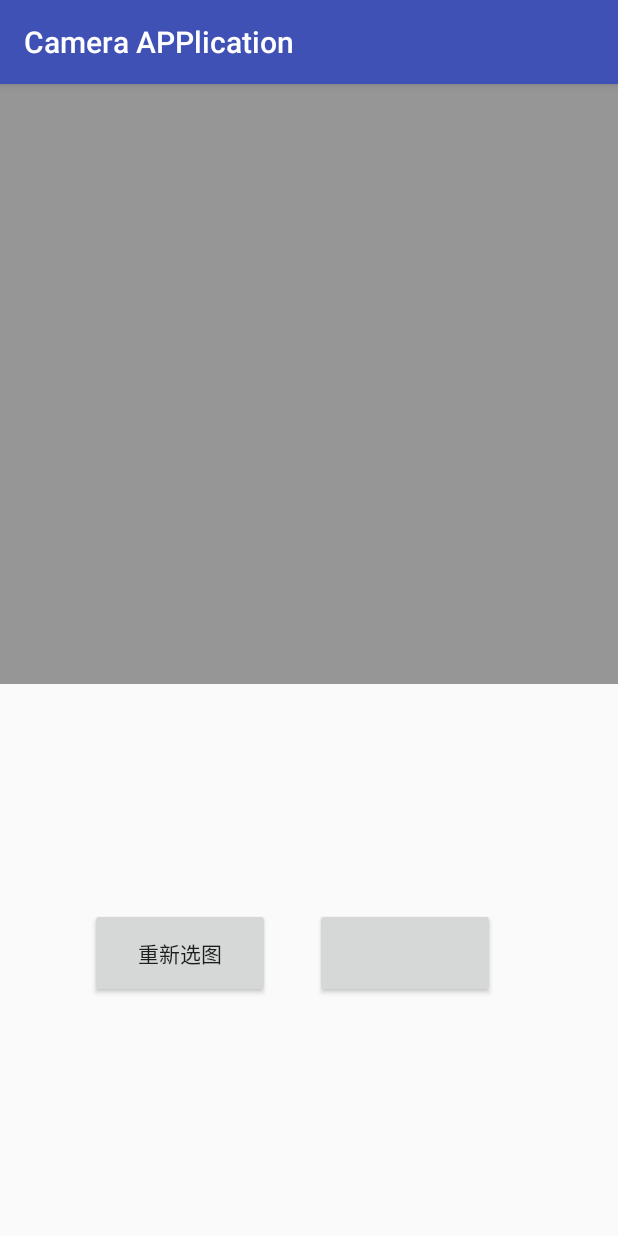
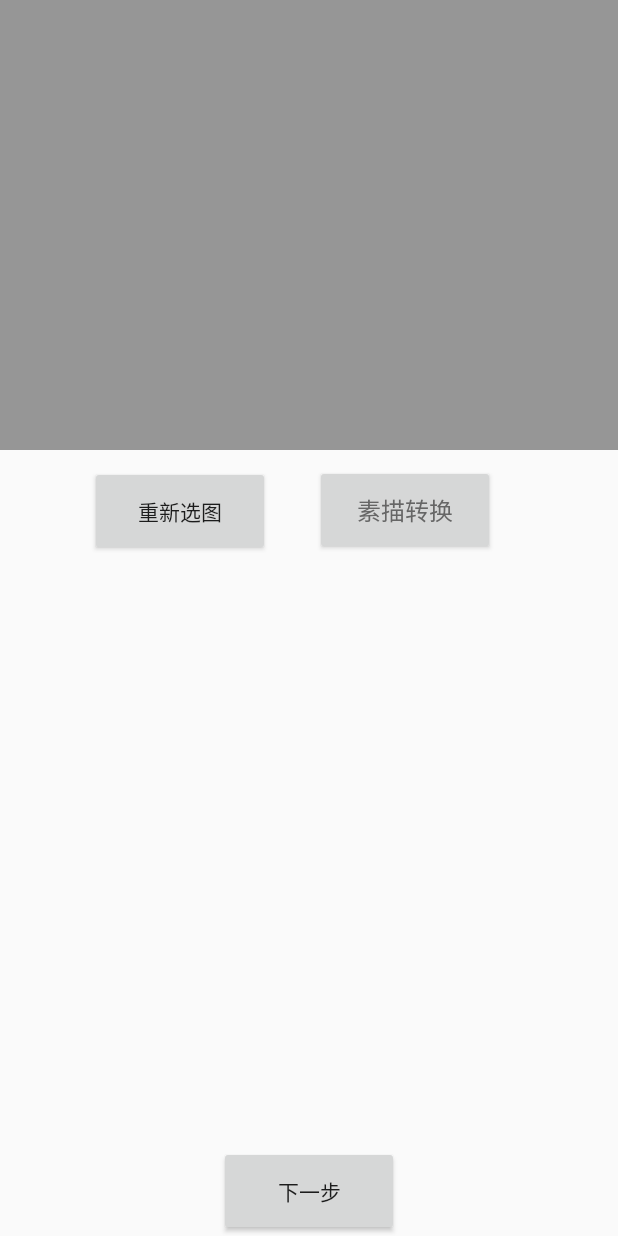
Before and after one commit to metheway/android-prototype, an Android app: the Activity_camera screen opened directly, with no data from a screen before it, on a phone screen of 412 x 824 dp. Run offline under Robolectric (Android 15) with nearby library versions, the phone set to English and light mode, and no system bars; 3 statements that could not run were skipped.

Commit message:
改了改布局并去除里难看的标题框

```diff
--- a/ourapplication/app/src/main/AndroidManifest.xml
+++ b/ourapplication/app/src/main/AndroidManifest.xml
@@ -45,6 +45,9 @@
         <activity android:name=".MainActivity"
             android:exported="true"
             ></activity>
+        <activity android:name=".ResultActivity"
+            android:theme="@android:style/Theme.NoTitleBar"></activity>
+
     </application>
 
 </manifest>
--- a/ourapplication/app/src/main/java/com/example/ourapplication/Activity_camera.java
+++ b/ourapplication/app/src/main/java/com/example/ourapplication/Activity_camera.java
@@ -37,8 +37,9 @@ public class Activity_camera extends AppCompatActivity {
     protected void onCreate(Bundle savedInstanceState) {
         super.onCreate(savedInstanceState);
         setContentView(R.layout.activity_camera);
-        Button takePhoto = (Button) findViewById(R.id.back_button);
+        Button retakePhoto = (Button) findViewById(R.id.back_button);
         Button transform = (Button) findViewById(R.id.transform);
+        Button camera_next = (Button)findViewById(R.id.camrea_next);
         //find two buttons we need ,the takePhoto and transform
 
         clipPhotoUri = Uri.parse(getIntent().getStringExtra("photoUri"));
@@ -58,7 +59,23 @@ public class Activity_camera extends AppCompatActivity {
                 new ConvertTask().execute(new Integer[] { TYPE_CONVERT, radius });
             }
         });
+        retakePhoto.setOnClickListener(new View.OnClickListener() {
+            @Override
+            public void onClick(View v) {
+                Intent camera_back = new Intent(Activity_camera.this,MainActivity.class);
+                startActivity(camera_back);
+                finish();
+            }
+        });
 
+        camera_next.setOnClickListener(new View.OnClickListener() {
+            @Override
+            public void onClick(View v) {
+                Intent cemera_next = new Intent(Activity_camera.this,ResultActivity.class);
+                startActivity(cemera_next);
+                finish();
+            }
+        });
 
 
     }
--- a/ourapplication/app/src/main/java/com/example/ourapplication/MainActivity.java
+++ b/ourapplication/app/src/main/java/com/example/ourapplication/MainActivity.java
@@ -78,7 +78,7 @@ public class MainActivity extends AppCompatActivity {
 
 
         Button photo = (Button)findViewById(R.id.Photo_main);
-        Button picture = (Button)findViewById(R.id.Pictur_main);
+        Button picture = (Button)findViewById(R.id.Picture_main);
         //两个按钮，一个是照相，一个是相册
         createFile();
         photo.setOnClickListener(new View.OnClickListener() {
--- a/ourapplication/app/src/main/res/layout/activity_camera.xml
+++ b/ourapplication/app/src/main/res/layout/activity_camera.xml
@@ -11,31 +11,37 @@
     <LinearLayout
         android:id="@+id/camera_photo"
         android:layout_width="match_parent"
-        android:layout_height="400dp"
+        android:layout_height="300dp"
         app:layout_constraintEnd_toEndOf="parent"
         app:layout_constraintStart_toStartOf="parent"
         app:layout_constraintTop_toTopOf="parent">
 
         <ImageView
             android:id="@+id/picture"
+            android:layout_centerHorizontal="true"
+            android:scaleType="fitXY"
+            android:layout_width="fill_parent"
+            android:layout_height="fill_parent"
+            android:background="#66000000"
 
-            android:background="#66000000"
-            android:layout_width="match_parent"
-            android:layout_height="match_parent"
-            android:scaleType="matrix"
-            android:layout_gravity="center_horizontal" />
+            android:layout_gravity="center_horizontal"/>
+        <!--android:layout_width="match_parent"-->
+        <!--android:layout_height="match_parent"-->
+        <!--android:scaleType="matrix"-->/>
     </LinearLayout>
 
     <LinearLayout
         android:id="@+id/camera_button"
         android:layout_width="match_parent"
         android:layout_height="60dp"
+        android:layout_marginTop="10dp"
         android:layout_marginBottom="20dp"
-        android:layout_marginTop="10dp"
         app:layout_constraintBottom_toBottomOf="parent"
         app:layout_constraintEnd_toEndOf="parent"
+        app:layout_constraintHorizontal_bias="1.0"
         app:layout_constraintStart_toStartOf="parent"
-        app:layout_constraintTop_toBottomOf="@id/camera_photo">
+        app:layout_constraintTop_toBottomOf="@id/camera_photo"
+        app:layout_constraintVertical_bias="0.0">
 
         <Button
             android:id="@+id/back_button"
@@ -49,9 +55,23 @@
             android:layout_width="120dp"
             android:layout_height="60dp"
             android:layout_marginLeft="30dp"
+            android:text="素描转换"
             android:textColor="#666666"
             android:textSize="16sp"
             app:layout_constraintStart_toEndOf="@id/back_button" />
+
+    </LinearLayout>
+    <LinearLayout
+        android:layout_width="match_parent"
+        android:layout_height="60dp"
+        app:layout_constraintBottom_toBottomOf="parent"
+        app:layout_constraintEnd_toEndOf="parent"
+        android:gravity="center_horizontal">
+        <Button
+            android:id="@+id/camrea_next"
+            android:layout_width="120dp"
+            android:layout_height="60dp"
+            android:text = "下一步"/>
     </LinearLayout>
 
 
--- a/ourapplication/app/src/main/res/layout/activity_result.xml
+++ b/ourapplication/app/src/main/res/layout/activity_result.xml
@@ -4,7 +4,7 @@
     xmlns:tools="http://schemas.android.com/tools"
     android:layout_width="match_parent"
     android:layout_height="match_parent"
-    tools:context="com.example.lenovo.cameraapplication.ResultActivity">
+    tools:context="com.example.ourapplication.ResultActivity">
 
     <android.support.design.widget.AppBarLayout
         android:layout_width="match_parent"
--- a/ourapplication/app/src/main/res/layout/content_result.xml
+++ b/ourapplication/app/src/main/res/layout/content_result.xml
@@ -5,7 +5,7 @@
     android:layout_width="match_parent"
     android:layout_height="match_parent"
     app:layout_behavior="@string/appbar_scrolling_view_behavior"
-    tools:context="com.example.lenovo.cameraapplication.ResultActivity"
+    tools:context="com.example.ourapplication.ResultActivity"
     tools:showIn="@layout/activity_result"
     android:orientation="vertical">
 
--- a/ourapplication/app/src/main/res/values/styles.xml
+++ b/ourapplication/app/src/main/res/values/styles.xml
@@ -1,7 +1,7 @@
 <resources>
 
     <!-- Base application theme. -->
-    <style name="AppTheme" parent="Theme.AppCompat.Light.DarkActionBar">
+    <style name="AppTheme" parent="Theme.AppCompat.Light.NoActionBar">
         <!-- Customize your theme here. -->
         <item name="colorPrimary">@color/colorPrimary</item>
         <item name="colorPrimaryDark">@color/colorPrimaryDark</item>
```
Also changed, not shown: ourapplication/app/src/main/java/com/example/ourapplication/ResultActivity.java (+15 -0 lines).
